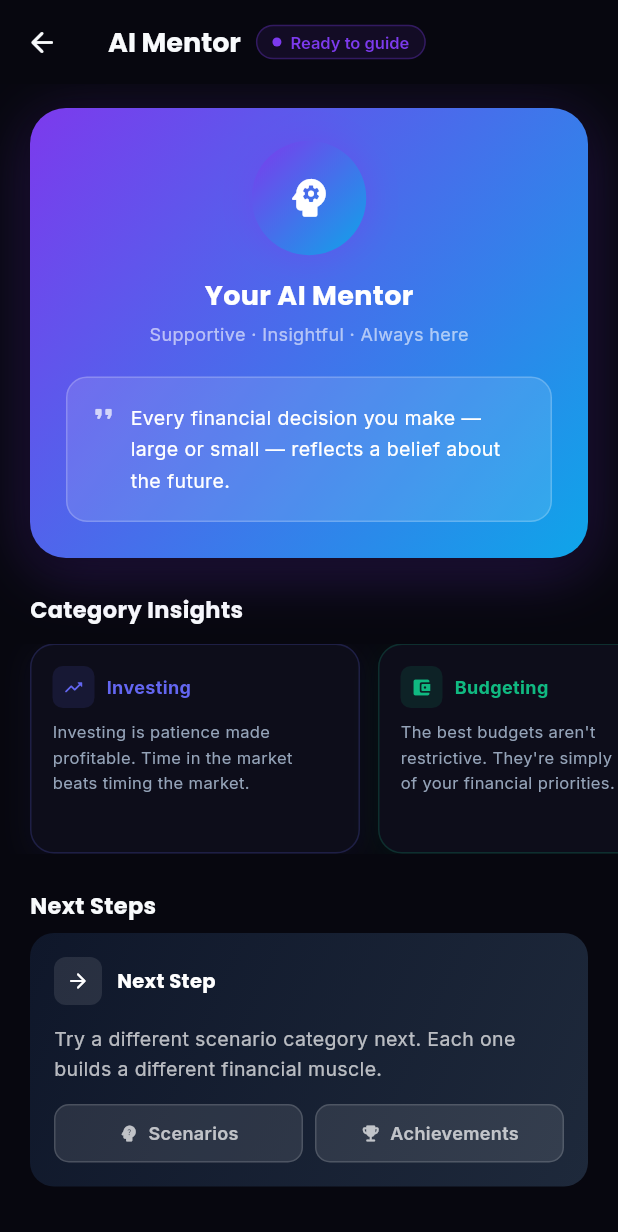
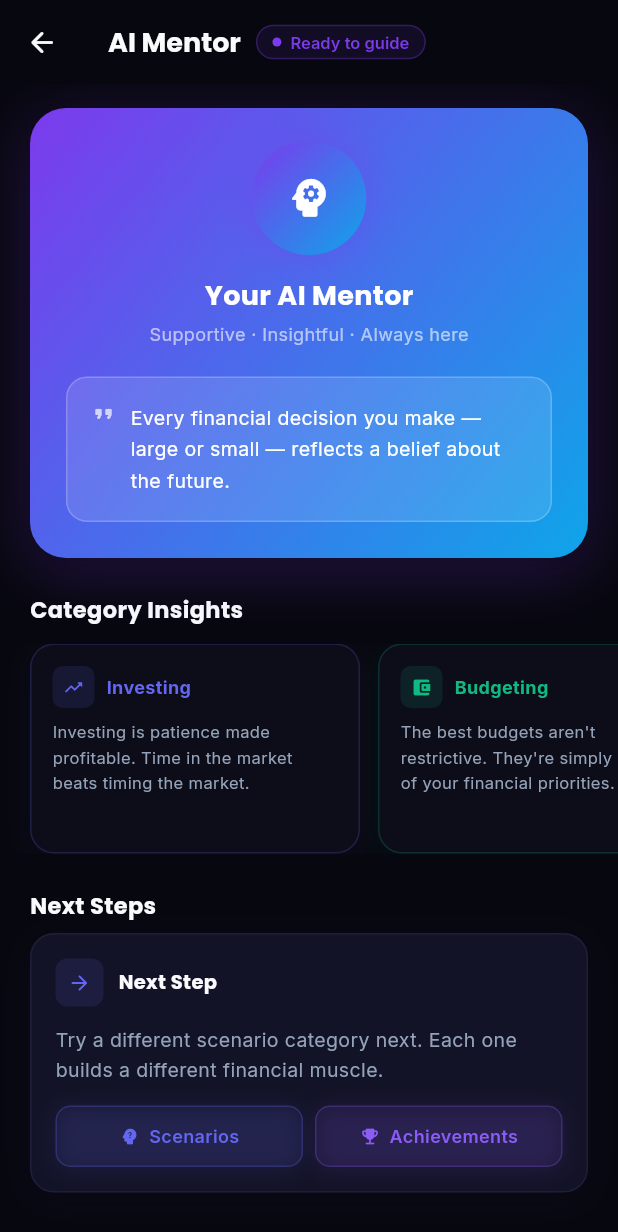
Before and after one commit to yusufsmnc/finquest-ai, a Flutter app: the AiMentorScreen screen opened by its route, on a phone screen of 412 x 824 dp. Shown: the top 1232 px of the screen. Run offline on Flutter 3.47's test engine with Material 3 defaults, Android fonts, the phone set to English and light mode, and no system bars; our stand-ins replace flutter_riverpod, google_fonts, shared_preferences; accounts and stored records are empty.

Commit message:
feat: polish AI Mentor Next Steps card with dark theme tokens
Replace hardcoded dark gradient with AppColors surface tokens and add colored action buttons (primary for Scenarios, purple for Achievements) with glow borders matching the dark premium design system.

Co-Authored-By: Claude Sonnet 4.6 <noreply@anthropic.com>

```diff
--- a/lib/features/ai_mentor/presentation/widgets/mentor_next_step_card.dart
+++ b/lib/features/ai_mentor/presentation/widgets/mentor_next_step_card.dart
@@ -4,6 +4,7 @@ import '../../ai_mentor_providers.dart';
 import '../../data/mentor_repository.dart';
 import '../../domain/mentor_message.dart';
 import '../../../../core/routing/app_router.dart';
+import '../../../../core/theme/app_colors.dart';
 
 class MentorNextStepCard extends ConsumerWidget {
   const MentorNextStepCard({super.key});
@@ -18,12 +19,21 @@ class MentorNextStepCard extends ConsumerWidget {
     return Container(
       padding: const EdgeInsets.all(16),
       decoration: BoxDecoration(
-        gradient: const LinearGradient(
-          colors: [Color(0xFF0F172A), Color(0xFF1E293B)],
-          begin: Alignment.topLeft,
-          end: Alignment.bottomRight,
-        ),
+        color: AppColors.surfaceUp,
         borderRadius: BorderRadius.circular(16),
+        border: Border.all(color: AppColors.border),
+        boxShadow: [
+          BoxShadow(
+            color: AppColors.primary.withValues(alpha: 0.06),
+            blurRadius: 20,
+            offset: const Offset(0, 4),
+          ),
+          BoxShadow(
+            color: Colors.black.withValues(alpha: 0.3),
+            blurRadius: 12,
+            offset: const Offset(0, 3),
+          ),
+        ],
       ),
       child: Column(
         crossAxisAlignment: CrossAxisAlignment.start,
@@ -34,12 +44,12 @@ class MentorNextStepCard extends ConsumerWidget {
                 width: 32,
                 height: 32,
                 decoration: BoxDecoration(
-                  color: Colors.white.withValues(alpha: 0.1),
+                  color: AppColors.primary.withValues(alpha: 0.12),
                   borderRadius: BorderRadius.circular(8),
                 ),
                 child: const Icon(
                   Icons.arrow_forward_rounded,
-                  color: Colors.white,
+                  color: AppColors.primary,
                   size: 16,
                 ),
               ),
@@ -50,7 +60,7 @@ class MentorNextStepCard extends ConsumerWidget {
                   fontFamily: 'Poppins',
                   fontSize: 13,
                   fontWeight: FontWeight.w700,
-                  color: Colors.white,
+                  color: AppColors.textPrimary,
                 ),
               ),
             ],
@@ -61,7 +71,7 @@ class MentorNextStepCard extends ConsumerWidget {
             style: const TextStyle(
               fontFamily: 'Inter',
               fontSize: 13,
-              color: Colors.white70,
+              color: AppColors.textSecondary,
               height: 1.55,
             ),
           ),
@@ -72,6 +82,7 @@ class MentorNextStepCard extends ConsumerWidget {
                 child: _ActionButton(
                   label: 'Scenarios',
                   icon: Icons.psychology_alt_rounded,
+                  color: AppColors.primary,
                   onTap: () =>
                       Navigator.of(context).pushNamed(AppRoutes.scenarios),
                 ),
@@ -81,6 +92,7 @@ class MentorNextStepCard extends ConsumerWidget {
                 child: _ActionButton(
                   label: 'Achievements',
                   icon: Icons.emoji_events_rounded,
+                  color: AppColors.purple,
                   onTap: () =>
                       Navigator.of(context).pushNamed(AppRoutes.achievements),
                 ),
@@ -96,11 +108,13 @@ class MentorNextStepCard extends ConsumerWidget {
 class _ActionButton extends StatelessWidget {
   final String label;
   final IconData icon;
+  final Color color;
   final VoidCallback onTap;
 
   const _ActionButton({
     required this.label,
     required this.icon,
+    required this.color,
     required this.onTap,
   });
 
@@ -110,24 +124,31 @@ class _ActionButton extends StatelessWidget {
       behavior: HitTestBehavior.opaque,
       onTap: onTap,
       child: Container(
-        padding: const EdgeInsets.symmetric(vertical: 10),
+        padding: const EdgeInsets.symmetric(vertical: 11),
         decoration: BoxDecoration(
-          color: Colors.white.withValues(alpha: 0.1),
+          color: color.withValues(alpha: 0.08),
           borderRadius: BorderRadius.circular(10),
-          border: Border.all(color: Colors.white.withValues(alpha: 0.15)),
+          border: Border.all(color: color.withValues(alpha: 0.25)),
+          boxShadow: [
+            BoxShadow(
+              color: color.withValues(alpha: 0.12),
+              blurRadius: 10,
+              offset: const Offset(0, 2),
+            ),
+          ],
         ),
         child: Row(
           mainAxisAlignment: MainAxisAlignment.center,
           children: [
-            Icon(icon, size: 14, color: Colors.white70),
+            Icon(icon, size: 14, color: color),
             const SizedBox(width: 6),
             Text(
               label,
-              style: const TextStyle(
+              style: TextStyle(
                 fontFamily: 'Inter',
                 fontSize: 12,
                 fontWeight: FontWeight.w600,
-                color: Colors.white70,
+                color: color,
               ),
             ),
           ],
```
